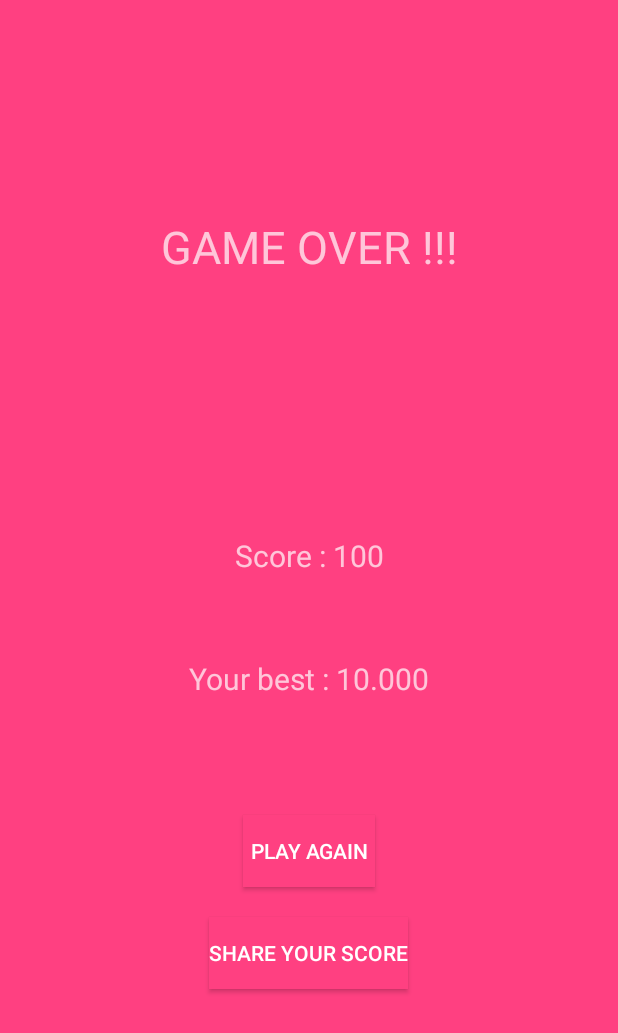
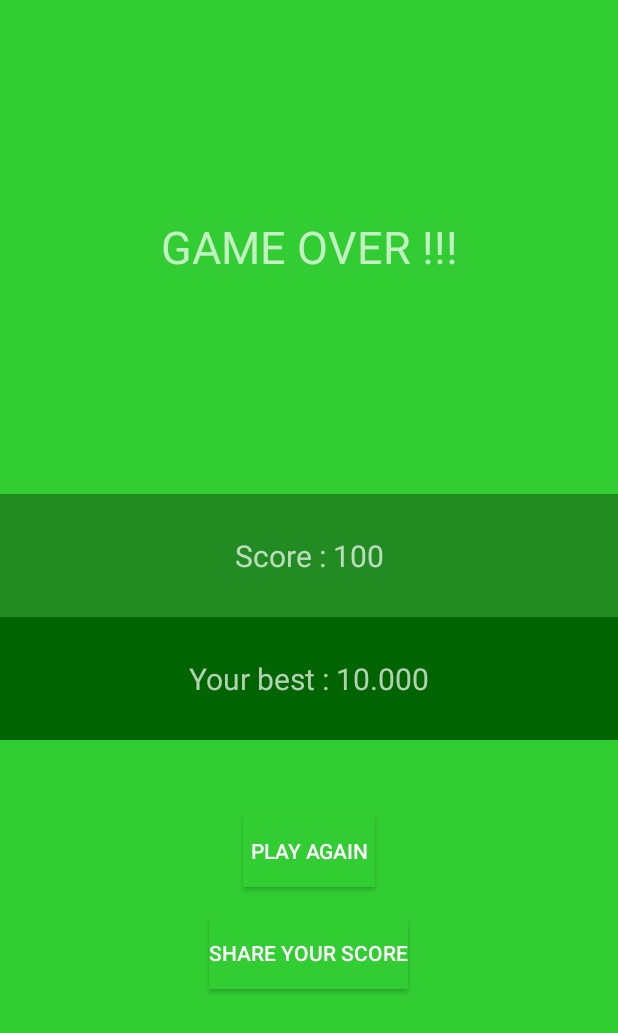
Before and after one commit to nhom2-ltdd2/DoAn-ColorBubble, an Android app: the layout gameover.xml on its own in the app's theme, with its tools: preview values and no code run, on a phone screen of 412 x 824 dp. Shown: the top 1033 px of the screen. Run offline under Robolectric (Android 15) with nearby library versions, the phone set to English and light mode, and no system bars.

Commit message:
update mau

```diff
--- a/ColorBubble/app/src/main/res/values/colors.xml
+++ b/ColorBubble/app/src/main/res/values/colors.xml
@@ -3,7 +3,7 @@
     <color name="colorPrimary">#3F51B5</color>
     <color name="colorPrimaryDark">#303F9F</color>
     <color name="colorAccent">#FF4081</color>
-    <color name="green1">#FF4081</color>
-    <color name="green2">#FF4081</color>
-    <color name="green3">#FF4081</color>
+    <color name="green1">#32CD32</color>
+    <color name="green2">#228B22</color>
+    <color name="green3">#006400</color>
 </resources>
```
